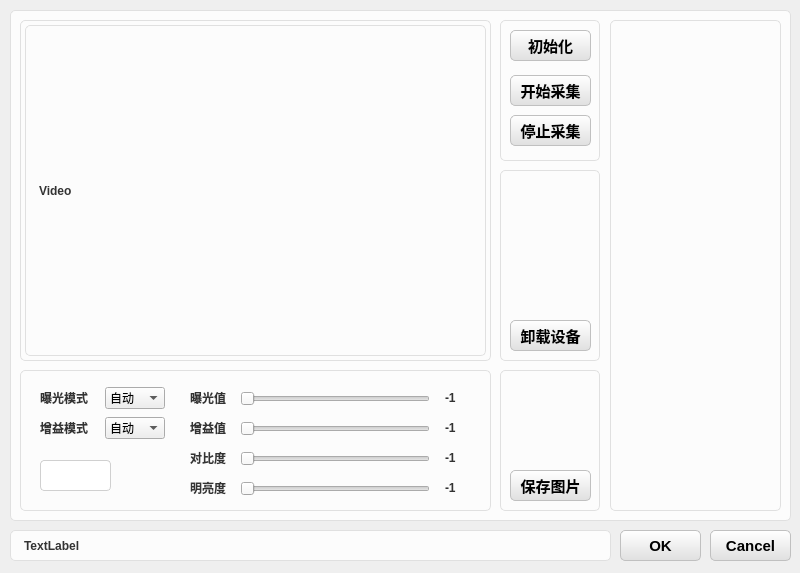
The window that Solution/HuiRuMachineH/HuiRuMachineH/ChildDialog/VisionDialog.ui (HeJun20250905/ProductProJect) describes before a commit, drawn with Qt 5.
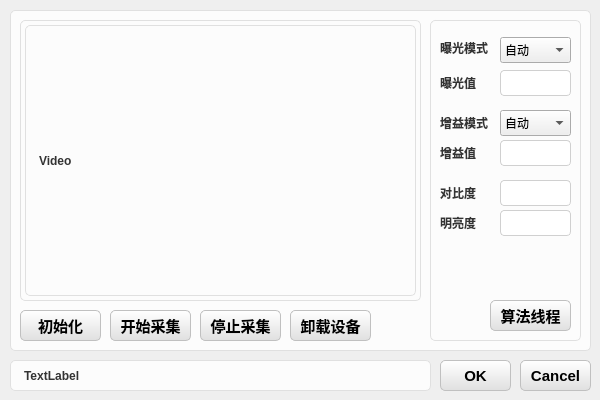
The same window after the commit.

```diff
--- a/Solution/HuiRuMachineH/HuiRuMachineH/ChildDialog/VisionDialog.ui
+++ b/Solution/HuiRuMachineH/HuiRuMachineH/ChildDialog/VisionDialog.ui
@@ -6,8 +6,8 @@
    <rect>
     <x>0</x>
     <y>0</y>
-    <width>800</width>
-    <height>573</height>
+    <width>600</width>
+    <height>400</height>
    </rect>
   </property>
   <property name="windowTitle">
@@ -120,9 +120,9 @@
   <widget class="QPushButton" name="pushButton_Cancel">
    <property name="geometry">
     <rect>
-     <x>710</x>
-     <y>530</y>
-     <width>81</width>
+     <x>520</x>
+     <y>360</y>
+     <width>71</width>
      <height>31</height>
     </rect>
    </property>
@@ -140,9 +140,9 @@
   <widget class="QPushButton" name="pushButton_OK">
    <property name="geometry">
     <rect>
-     <x>620</x>
-     <y>530</y>
-     <width>81</width>
+     <x>440</x>
+     <y>360</y>
+     <width>71</width>
      <height>31</height>
     </rect>
    </property>
@@ -162,8 +162,8 @@
     <rect>
      <x>10</x>
      <y>0</y>
-     <width>781</width>
-     <height>521</height>
+     <width>581</width>
+     <height>351</height>
     </rect>
    </property>
    <property name="title">
@@ -172,153 +172,22 @@
    <widget class="QGroupBox" name="groupBox_2">
     <property name="geometry">
      <rect>
-      <x>10</x>
-      <y>360</y>
-      <width>471</width>
-      <height>151</height>
+      <x>420</x>
+      <y>10</y>
+      <width>151</width>
+      <height>331</height>
      </rect>
     </property>
     <property name="title">
      <string/>
     </property>
-    <widget class="QLabel" name="label_ExposureValue">
-     <property name="geometry">
-      <rect>
-       <x>425</x>
-       <y>25</y>
-       <width>36</width>
-       <height>26</height>
-      </rect>
-     </property>
-     <property name="styleSheet">
-      <string notr="true">QLabel {
-    color: #333333;           /* 与 QGroupBox::title 保持一致的深灰色 */
-    font-weight: bold;        /* 保持相同的加粗效果（如果是普通文本可去掉这行） */
-    background-color: #FCFCFC; /* 与分组框背景色一致 */
-    border: 0px solid #E0E0E0; /* 相同的边框颜色和粗细 */
-    border-radius: 5px;       /* 相同的圆角 */
-    padding: 0px 0px;        /* 适当的内边距，让文字不贴边，视觉上更舒适 */
-}</string>
-     </property>
-     <property name="text">
-      <string>-1</string>
-     </property>
-    </widget>
-    <widget class="QLabel" name="label_ContrastValue">
-     <property name="geometry">
-      <rect>
-       <x>425</x>
-       <y>85</y>
-       <width>36</width>
-       <height>26</height>
-      </rect>
-     </property>
-     <property name="styleSheet">
-      <string notr="true">QLabel {
-    color: #333333;           /* 与 QGroupBox::title 保持一致的深灰色 */
-    font-weight: bold;        /* 保持相同的加粗效果（如果是普通文本可去掉这行） */
-    background-color: #FCFCFC; /* 与分组框背景色一致 */
-    border: 0px solid #E0E0E0; /* 相同的边框颜色和粗细 */
-    border-radius: 5px;       /* 相同的圆角 */
-    padding: 0px 0px;        /* 适当的内边距，让文字不贴边，视觉上更舒适 */
-}</string>
-     </property>
-     <property name="text">
-      <string>-1</string>
-     </property>
-    </widget>
-    <widget class="QSlider" name="horizontalSlider_2">
-     <property name="geometry">
-      <rect>
-       <x>220</x>
-       <y>61</y>
-       <width>190</width>
-       <height>16</height>
-      </rect>
-     </property>
-     <property name="orientation">
-      <enum>Qt::Horizontal</enum>
-     </property>
-    </widget>
-    <widget class="QSlider" name="horizontalSlider_4">
-     <property name="geometry">
-      <rect>
-       <x>220</x>
-       <y>121</y>
-       <width>190</width>
-       <height>16</height>
-      </rect>
-     </property>
-     <property name="orientation">
-      <enum>Qt::Horizontal</enum>
-     </property>
-    </widget>
-    <widget class="QLabel" name="label_GainValue">
-     <property name="geometry">
-      <rect>
-       <x>425</x>
-       <y>55</y>
-       <width>36</width>
-       <height>26</height>
-      </rect>
-     </property>
-     <property name="styleSheet">
-      <string notr="true">QLabel {
-    color: #333333;           /* 与 QGroupBox::title 保持一致的深灰色 */
-    font-weight: bold;        /* 保持相同的加粗效果（如果是普通文本可去掉这行） */
-    background-color: #FCFCFC; /* 与分组框背景色一致 */
-    border: 0px solid #E0E0E0; /* 相同的边框颜色和粗细 */
-    border-radius: 5px;       /* 相同的圆角 */
-    padding: 0px 0px;        /* 适当的内边距，让文字不贴边，视觉上更舒适 */
-}</string>
-     </property>
-     <property name="text">
-      <string>-1</string>
-     </property>
-    </widget>
-    <widget class="QSlider" name="horizontalSlider_3">
-     <property name="geometry">
-      <rect>
-       <x>220</x>
-       <y>91</y>
-       <width>190</width>
-       <height>16</height>
-      </rect>
-     </property>
-     <property name="orientation">
-      <enum>Qt::Horizontal</enum>
-     </property>
-    </widget>
-    <widget class="QLabel" name="label_BrightnessValue">
-     <property name="geometry">
-      <rect>
-       <x>425</x>
-       <y>115</y>
-       <width>36</width>
-       <height>26</height>
-      </rect>
-     </property>
-     <property name="styleSheet">
-      <string notr="true">QLabel {
-    color: #333333;           /* 与 QGroupBox::title 保持一致的深灰色 */
-    font-weight: bold;        /* 保持相同的加粗效果（如果是普通文本可去掉这行） */
-    background-color: #FCFCFC; /* 与分组框背景色一致 */
-    border: 0px solid #E0E0E0; /* 相同的边框颜色和粗细 */
-    border-radius: 5px;       /* 相同的圆角 */
-    padding: 0px 0px;        /* 适当的内边距，让文字不贴边，视觉上更舒适 */
-}</string>
-     </property>
-     <property name="text">
-      <string>-1</string>
-     </property>
-    </widget>
     <widget class="QComboBox" name="comboBox">
      <property name="geometry">
       <rect>
-       <x>85</x>
+       <x>70</x>
        <y>27</y>
-       <width>60</width>
-       <height>22</height>
+       <width>71</width>
+       <height>26</height>
       </rect>
      </property>
      <item>
@@ -332,25 +201,12 @@
       </property>
      </item>
     </widget>
-    <widget class="QSlider" name="horizontalSlider">
-     <property name="geometry">
-      <rect>
-       <x>220</x>
-       <y>31</y>
-       <width>190</width>
-       <height>16</height>
-      </rect>
-     </property>
-     <property name="orientation">
-      <enum>Qt::Horizontal</enum>
-     </property>
-    </widget>
     <widget class="QLabel" name="label_Brightness">
      <property name="geometry">
       <rect>
-       <x>170</x>
-       <y>115</y>
-       <width>51</width>
+       <x>10</x>
+       <y>200</y>
+       <width>55</width>
        <height>26</height>
       </rect>
      </property>
@@ -371,7 +227,7 @@
     <widget class="QLabel" name="label_Exposure_2">
      <property name="geometry">
       <rect>
-       <x>20</x>
+       <x>10</x>
        <y>25</y>
        <width>55</width>
        <height>26</height>
@@ -394,9 +250,9 @@
     <widget class="QLabel" name="label_Exposure">
      <property name="geometry">
       <rect>
-       <x>170</x>
-       <y>25</y>
-       <width>51</width>
+       <x>10</x>
+       <y>60</y>
+       <width>55</width>
        <height>26</height>
       </rect>
      </property>
@@ -417,8 +273,8 @@
     <widget class="QLabel" name="label_Gain_2">
      <property name="geometry">
       <rect>
-       <x>20</x>
-       <y>55</y>
+       <x>10</x>
+       <y>100</y>
        <width>55</width>
        <height>26</height>
       </rect>
@@ -440,10 +296,10 @@
     <widget class="QComboBox" name="comboBox_2">
      <property name="geometry">
       <rect>
-       <x>85</x>
-       <y>57</y>
-       <width>60</width>
-       <height>22</height>
+       <x>70</x>
+       <y>100</y>
+       <width>71</width>
+       <height>26</height>
       </rect>
      </property>
      <item>
@@ -460,9 +316,9 @@
     <widget class="QLabel" name="label_Contrast">
      <property name="geometry">
       <rect>
-       <x>170</x>
-       <y>85</y>
-       <width>51</width>
+       <x>10</x>
+       <y>170</y>
+       <width>55</width>
        <height>26</height>
       </rect>
      </property>
@@ -483,9 +339,9 @@
     <widget class="QLabel" name="label_Gain">
      <property name="geometry">
       <rect>
-       <x>170</x>
-       <y>55</y>
-       <width>51</width>
+       <x>10</x>
+       <y>130</y>
+       <width>55</width>
        <height>26</height>
       </rect>
      </property>
@@ -506,12 +362,62 @@
     <widget class="QLineEdit" name="lineEdit">
      <property name="geometry">
       <rect>
-       <x>20</x>
-       <y>100</y>
+       <x>70</x>
+       <y>60</y>
        <width>71</width>
+       <height>26</height>
+      </rect>
+     </property>
+    </widget>
+    <widget class="QLineEdit" name="lineEdit_2">
+     <property name="geometry">
+      <rect>
+       <x>70</x>
+       <y>130</y>
+       <width>71</width>
+       <height>26</height>
+      </rect>
+     </property>
+    </widget>
+    <widget class="QLineEdit" name="lineEdit_3">
+     <property name="geometry">
+      <rect>
+       <x>70</x>
+       <y>170</y>
+       <width>71</width>
+       <height>26</height>
+      </rect>
+     </property>
+    </widget>
+    <widget class="QLineEdit" name="lineEdit_4">
+     <property name="geometry">
+      <rect>
+       <x>70</x>
+       <y>200</y>
+       <width>71</width>
+       <height>26</height>
+      </rect>
+     </property>
+    </widget>
+    <widget class="QPushButton" name="pushButton_MathThread">
+     <property name="geometry">
+      <rect>
+       <x>60</x>
+       <y>290</y>
+       <width>81</width>
        <height>31</height>
       </rect>
      </property>
+     <property name="font">
+      <font>
+       <pointsize>11</pointsize>
+       <weight>75</weight>
+       <bold>true</bold>
+      </font>
+     </property>
+     <property name="text">
+      <string>算法线程</string>
+     </property>
     </widget>
    </widget>
    <widget class="QGroupBox" name="groupBox_3">
@@ -519,8 +425,8 @@
      <rect>
       <x>10</x>
       <y>10</y>
-      <width>471</width>
-      <height>351</height>
+      <width>401</width>
+      <height>291</height>
      </rect>
     </property>
     <property name="title">
@@ -531,8 +437,8 @@
       <rect>
        <x>5</x>
        <y>15</y>
-       <width>461</width>
-       <height>331</height>
+       <width>391</width>
+       <height>271</height>
       </rect>
      </property>
      <property name="text">
@@ -540,165 +446,93 @@
      </property>
     </widget>
    </widget>
-   <widget class="QGroupBox" name="groupBox_4">
+   <widget class="QPushButton" name="pushButton_Init">
     <property name="geometry">
      <rect>
-      <x>490</x>
-      <y>10</y>
-      <width>100</width>
-      <height>151</height>
+      <x>10</x>
+      <y>310</y>
+      <width>81</width>
+      <height>31</height>
      </rect>
     </property>
-    <property name="title">
-     <string/>
+    <property name="font">
+     <font>
+      <pointsize>11</pointsize>
+      <weight>75</weight>
+      <bold>true</bold>
+     </font>
     </property>
-    <widget class="QPushButton" name="pushButton_Stop">
-     <property name="geometry">
-      <rect>
-       <x>10</x>
-       <y>105</y>
-       <width>81</width>
-       <height>31</height>
-      </rect>
-     </property>
-     <property name="font">
-      <font>
-       <pointsize>11</pointsize>
-       <weight>75</weight>
-       <bold>true</bold>
-      </font>
-     </property>
-     <property name="text">
-      <string>停止采集</string>
-     </property>
-    </widget>
-    <widget class="QPushButton" name="pushButton_Start">
-     <property name="geometry">
-      <rect>
-       <x>10</x>
-       <y>65</y>
-       <width>81</width>
-       <height>31</height>
-      </rect>
-     </property>
-     <property name="font">
-      <font>
-       <pointsize>11</pointsize>
-       <weight>75</weight>
-       <bold>true</bold>
-      </font>
-     </property>
-     <property name="text">
-      <string>开始采集</string>
-     </property>
-    </widget>
-    <widget class="QPushButton" name="pushButton_Init">
-     <property name="geometry">
-      <rect>
-       <x>10</x>
-       <y>20</y>
-       <width>81</width>
-       <height>31</height>
-      </rect>
-     </property>
-     <property name="font">
-      <font>
-       <pointsize>11</pointsize>
-       <weight>75</weight>
-       <bold>true</bold>
-      </font>
-     </property>
-     <property name="text">
-      <string>初始化</string>
-     </property>
-    </widget>
+    <property name="text">
+     <string>初始化</string>
+    </property>
    </widget>
-   <widget class="QGroupBox" name="groupBox_5">
+   <widget class="QPushButton" name="pushButton_Start">
     <property name="geometry">
      <rect>
-      <x>600</x>
-      <y>10</y>
-      <width>171</width>
-      <height>501</height>
+      <x>100</x>
+      <y>310</y>
+      <width>81</width>
+      <height>31</height>
      </rect>
     </property>
-    <property name="title">
-     <string/>
+    <property name="font">
+     <font>
+      <pointsize>11</pointsize>
+      <weight>75</weight>
+      <bold>true</bold>
+     </font>
     </property>
+    <property name="text">
+     <string>开始采集</string>
+    </property>
    </widget>
-   <widget class="QGroupBox" name="groupBox_6">
+   <widget class="QPushButton" name="pushButton_Stop">
     <property name="geometry">
      <rect>
-      <x>490</x>
-      <y>160</y>
-      <width>100</width>
-      <height>201</height>
+      <x>190</x>
+      <y>310</y>
+      <width>81</width>
+      <height>31</height>
      </rect>
     </property>
-    <property name="title">
-     <string/>
+    <property name="font">
+     <font>
+      <pointsize>11</pointsize>
+      <weight>75</weight>
+      <bold>true</bold>
+     </font>
     </property>
-    <widget class="QPushButton" name="pushButton_Uninit">
-     <property name="geometry">
-      <rect>
-       <x>10</x>
-       <y>160</y>
-       <width>81</width>
-       <height>31</height>
-      </rect>
-     </property>
-     <property name="font">
-      <font>
-       <pointsize>11</pointsize>
-       <weight>75</weight>
-       <bold>true</bold>
-      </font>
-     </property>
-     <property name="text">
-      <string>卸载设备</string>
-     </property>
-    </widget>
+    <property name="text">
+     <string>停止采集</string>
+    </property>
    </widget>
-   <widget class="QGroupBox" name="groupBox_7">
+   <widget class="QPushButton" name="pushButton_Uninit">
     <property name="geometry">
      <rect>
-      <x>490</x>
-      <y>360</y>
-      <width>100</width>
-      <height>151</height>
+      <x>280</x>
+      <y>310</y>
+      <width>81</width>
+      <height>31</height>
      </rect>
     </property>
-    <property name="title">
-     <string/>
+    <property name="font">
+     <font>
+      <pointsize>11</pointsize>
+      <weight>75</weight>
+      <bold>true</bold>
+     </font>
     </property>
-    <widget class="QPushButton" name="pushButton_Uninit_3">
-     <property name="geometry">
-      <rect>
-       <x>10</x>
-       <y>110</y>
-       <width>81</width>
-       <height>31</height>
-      </rect>
-     </property>
-     <property name="font">
-      <font>
-       <pointsize>11</pointsize>
-       <weight>75</weight>
-       <bold>true</bold>
-      </font>
-     </property>
-     <property name="text">
-      <string>保存图片</string>
-     </property>
-    </widget>
+    <property name="text">
+     <string>卸载设备</string>
+    </property>
    </widget>
   </widget>
   <widget class="QLabel" name="label">
    <property name="geometry">
     <rect>
      <x>10</x>
-     <y>530</y>
-     <width>601</width>
+     <y>360</y>
+     <width>421</width>
      <height>31</height>
     </rect>
    </property>
```
